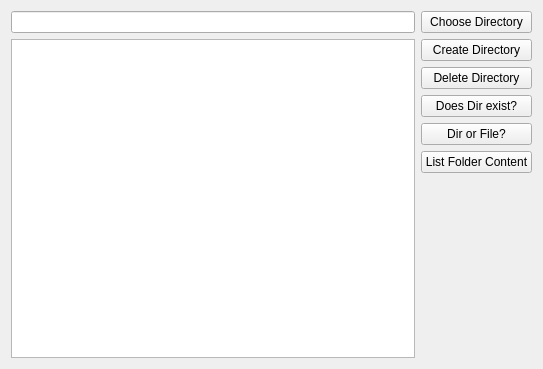
Old version of the form widget.ui in the repository NikNator10/QT-Testing.
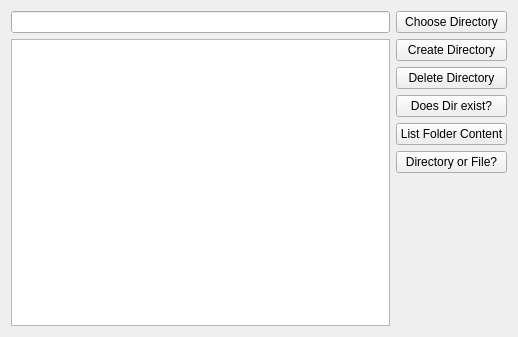
New version of the form.

Commit message: Wiederholung: QDir: Verzeichnisse löschen, Verzeichnisse auswählen / erstellen, Zwischen Dateien und Verzeichnissen unterscheiden, Inhalte eines Ordners auflisten, QMessageBox; Genutzt: QApplication, QWidget, QFileDialog, QMessageBox, QDir, QFileInfo, Qt Designer

Patch:
```diff
--- a/widget.ui
+++ b/widget.ui
@@ -6,8 +6,8 @@
    <rect>
     <x>0</x>
     <y>0</y>
-    <width>543</width>
-    <height>369</height>
+    <width>518</width>
+    <height>337</height>
    </rect>
   </property>
   <property name="windowTitle">
@@ -15,7 +15,7 @@
   </property>
   <layout class="QHBoxLayout" name="horizontalLayout">
    <item>
-    <layout class="QVBoxLayout" name="verticalLayout_2">
+    <layout class="QVBoxLayout" name="verticalLayout">
      <item>
       <widget class="QLineEdit" name="line_edit"/>
      </item>
@@ -25,7 +25,7 @@
     </layout>
    </item>
    <item>
-    <layout class="QVBoxLayout" name="verticalLayout">
+    <layout class="QVBoxLayout" name="verticalLayout_2">
      <item>
       <widget class="QPushButton" name="choose_dir_button">
        <property name="text">
@@ -54,13 +54,6 @@
        </property>
       </widget>
      </item>
-     <item>
-      <widget class="QPushButton" name="dir_file_button">
-       <property name="text">
-        <string>Dir or File?</string>
-       </property>
-      </widget>
-     </item>
      <item>
       <widget class="QPushButton" name="folder_content_button">
        <property name="text">
@@ -68,6 +61,13 @@
        </property>
       </widget>
      </item>
+     <item>
+      <widget class="QPushButton" name="dir_file_button">
+       <property name="text">
+        <string>Directory or File?</string>
+       </property>
+      </widget>
+     </item>
      <item>
       <spacer name="verticalSpacer">
        <property name="orientation">
```
The commit also changes 2 other files.
